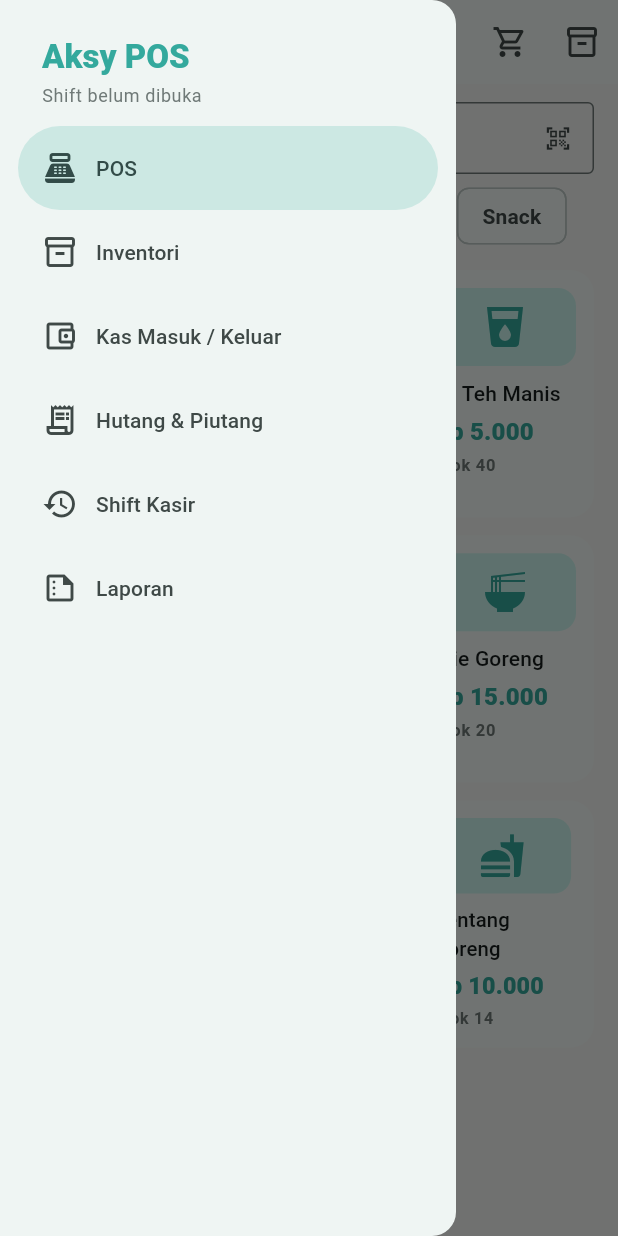
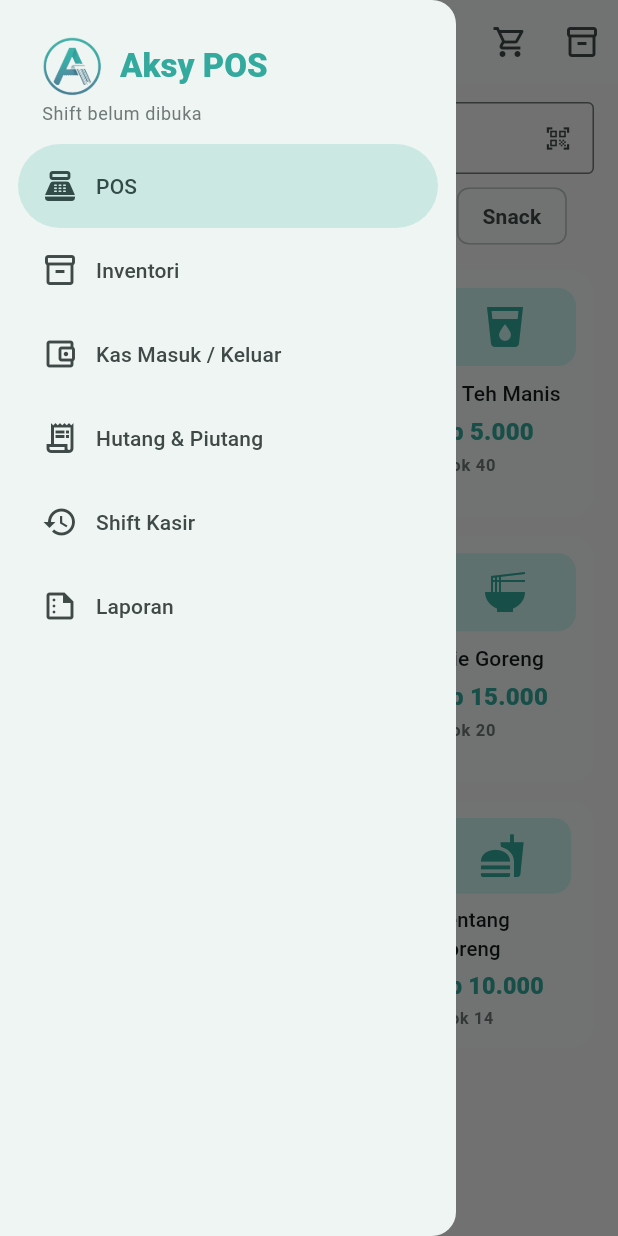
Before and after one commit to muhammadhanifalhazmi/aksy, a Flutter app: the screen it shows after launch, with the side drawer open, on a phone screen of 412 x 824 dp. Run offline on Flutter 3.47's test engine with Material 3 defaults, Android fonts, the phone set to English and light mode, and no system bars.

Commit message:
tambah icon

```diff
--- a/lib/features/pos/screens/pos_main_screen.dart
+++ b/lib/features/pos/screens/pos_main_screen.dart
@@ -31,7 +31,18 @@ class _POSMainScreenState extends State<POSMainScreen> {
     return Scaffold(
       drawer: _BuildDrawer(),
       appBar: AppBar(
-        title: const Text('Aksy POS'),
+        title: const Row(
+          mainAxisSize: MainAxisSize.min,
+          children: [
+            Image(
+              image: AssetImage('assets/images/icon.png'),
+              width: 28,
+              height: 28,
+            ),
+            SizedBox(width: 10),
+            Text('Aksy POS'),
+          ],
+        ),
         actions: [
           IconButton(
             onPressed: () => _openCartDrawer(context, cart),
@@ -231,12 +242,22 @@ class _BuildDrawer extends StatelessWidget {
           child: Column(
             crossAxisAlignment: CrossAxisAlignment.start,
             children: [
+              Row(
+                children: [
+                  const Image(
+                    image: AssetImage('assets/images/icon.png'),
+                    width: 40,
+                    height: 40,
+                  ),
+                  const SizedBox(width: 12),
                   Text(
                     'Aksy POS',
                     style: theme.textTheme.titleLarge?.copyWith(
                       color: theme.colorScheme.primary,
                       fontWeight: FontWeight.w800,
                     ),
+                  ),
+                ],
               ),
               const SizedBox(height: 4),
               Text(
--- a/pubspec.yaml
+++ b/pubspec.yaml
@@ -58,9 +58,8 @@ flutter:
   uses-material-design: true
 
   # To add assets to your application, add an assets section, like this:
-  # assets:
-  #   - images/a_dot_burr.jpeg
-  #   - images/a_dot_ham.jpeg
+  assets:
+    - assets/images/icon.png
 
   # An image asset can refer to one or more resolution-specific "variants", see
   # https://flutter.dev/to/resolution-aware-images
```
Also changed, not shown: assets/images/icon.png (added). Lines whose indentation alone changed are shown as unchanged.
